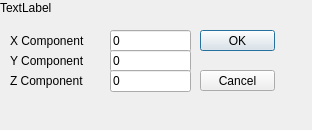
Qt form Source/CaseCreator/vectorInputDialog.ui (cfddose/Splash) before a commit.
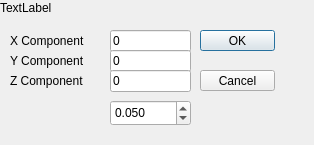
The same form after that commit.

```diff
--- a/Source/CaseCreator/vectorInputDialog.ui
+++ b/Source/CaseCreator/vectorInputDialog.ui
@@ -6,8 +6,8 @@
    <rect>
     <x>0</x>
     <y>0</y>
-    <width>312</width>
-    <height>130</height>
+    <width>314</width>
+    <height>145</height>
    </rect>
   </property>
   <property name="windowTitle">
@@ -130,6 +130,31 @@
     <string>Cancel</string>
    </property>
   </widget>
+  <widget class="QDoubleSpinBox" name="sphereRadiusLocationInMesh">
+   <property name="geometry">
+    <rect>
+     <x>110</x>
+     <y>100</y>
+     <width>81</width>
+     <height>26</height>
+    </rect>
+   </property>
+   <property name="minimum">
+    <double>0.01</double>  <!-- Prevent 0 radius -->
+   </property>
+   <property name="maximum">
+    <double>10.0</double>  <!-- Allow bigger values -->
+   </property>
+   <property name="singleStep">
+    <double>0.01</double>  <!-- Step size -->
+   </property>
+   <property name="decimals">
+    <number>3</number>  <!-- Display up to 3 decimal places -->
+   </property>
+   <property name="value">
+    <double>0.05</double>  <!-- Default initial value -->
+   </property>
+  </widget>
  </widget>
  <resources/>
  <connections/>
```
